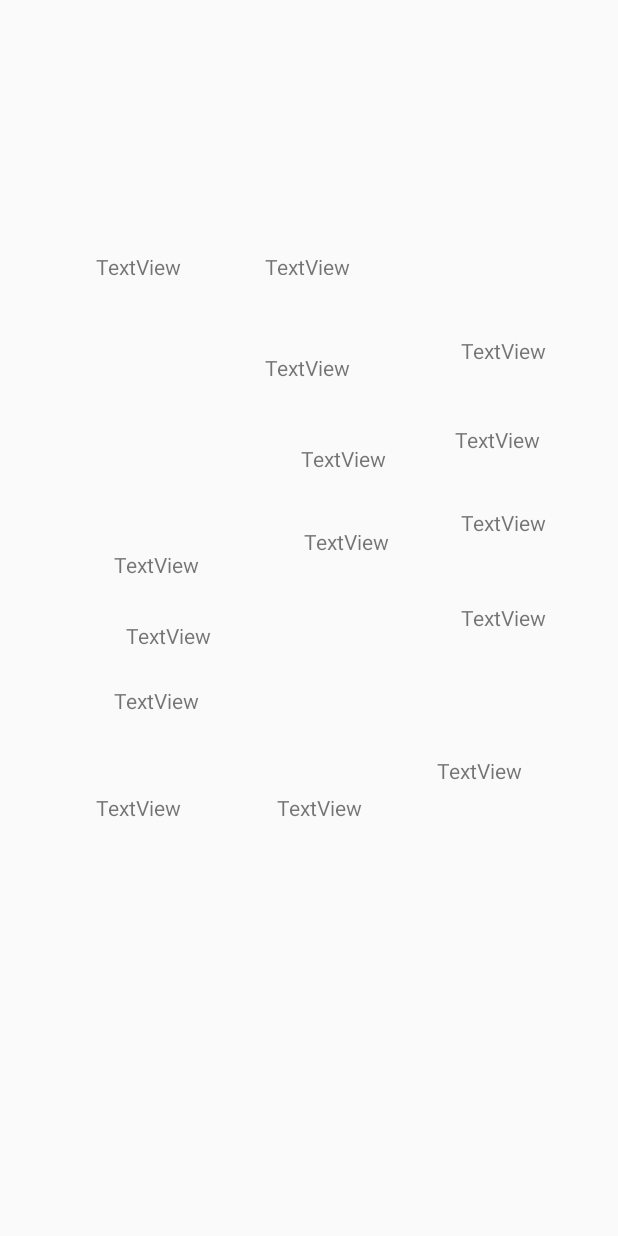
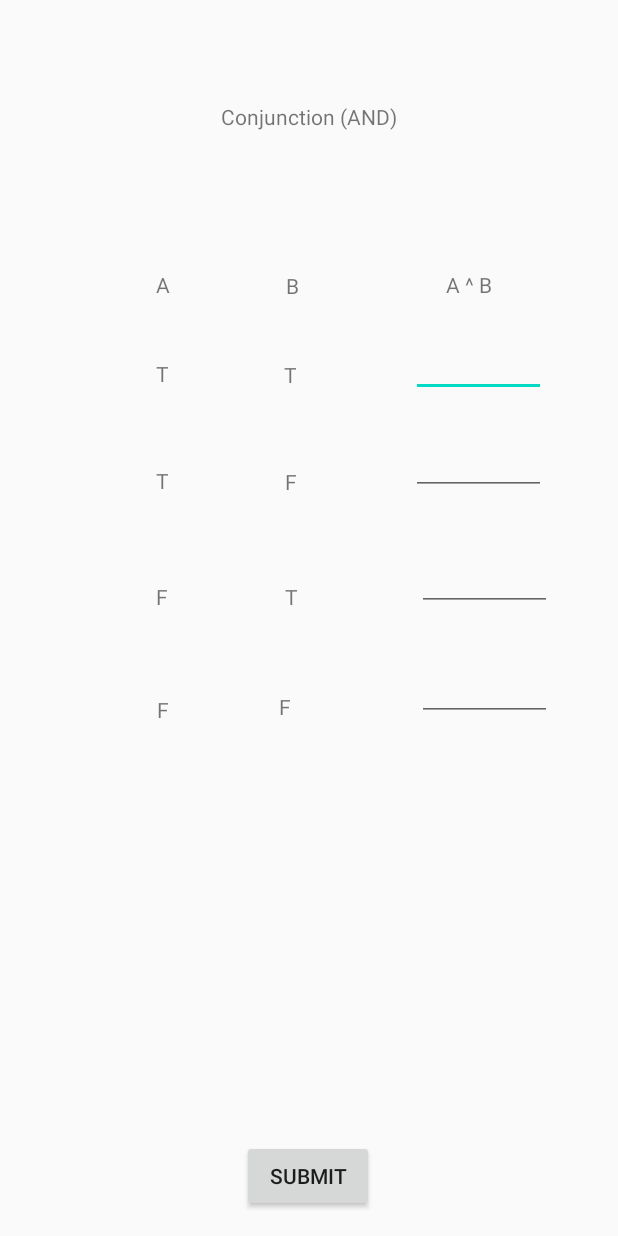
Before and after one commit to abdelmalekelmourabet/MadLevel1Task2, an Android app: the layout activity_main.xml on its own in the app's theme, with its tools: preview values and no code run, on a phone screen of 412 x 824 dp. Run offline under Robolectric (Android 15) with nearby library versions, the phone set to English and light mode, and no system bars.

Commit message:
finished App

```diff
--- a/app/build.gradle
+++ b/app/build.gradle
@@ -5,6 +5,10 @@ apply plugin: 'kotlin-android-extensions'
 android {
     compileSdkVersion 29
     buildToolsVersion "30.0.2"
+    buildFeatures {
+        viewBinding = true
+    }
+
 
     defaultConfig {
         applicationId "com.example.madlevel1task2"
--- a/app/src/main/java/com/example/madlevel1task2/MainActivity.kt
+++ b/app/src/main/java/com/example/madlevel1task2/MainActivity.kt
@@ -2,10 +2,43 @@ package com.example.madlevel1task2
 
 import androidx.appcompat.app.AppCompatActivity
 import android.os.Bundle
+import android.widget.Toast
+import com.example.madlevel1task2.databinding.ActivityMainBinding
 
 class MainActivity : AppCompatActivity() {
+
+    private lateinit var binding: ActivityMainBinding
+
     override fun onCreate(savedInstanceState: Bundle?) {
         super.onCreate(savedInstanceState)
-        setContentView(R.layout.activity_main)
+        binding = ActivityMainBinding.inflate(layoutInflater)
+        setContentView(binding.root) // Sets the activity layout resource file.
+
+        // Using the id given in the layout file you can access the component.
+        // Set an action when the user clicks on the confirm button.
+        binding.submit.setOnClickListener {
+            checkAnswer()
+        }
+    }
+
+    private fun checkAnswer() {
+        val answer1 = binding.input1.text.toString()
+        val answer2 = binding.input2.text.toString()
+        val answer3 = binding.input3.text.toString()
+        val answer4 = binding.input4.text.toString()
+
+
+        if (answer1 == getString(R.string.trueAnswer)) {
+            if (answer2 == getString(R.string.falseAnswer))
+                if (answer3 == getString(R.string.falseAnswer))
+                    if (answer4 == getString(R.string.falseAnswer)) {
+                        Toast.makeText(this, getString(R.string.correct), Toast.LENGTH_LONG).show()
+                    } else {
+                        Toast.makeText(this, getString(R.string.incorrect), Toast.LENGTH_LONG)
+                            .show()
+                    }
+        }
+
+
     }
 }
--- a/app/src/main/res/layout/activity_main.xml
+++ b/app/src/main/res/layout/activity_main.xml
@@ -8,21 +8,21 @@
 
     <TextView
         android:id="@+id/textView16"
-        android:layout_width="61dp"
-        android:layout_height="15dp"
-        android:layout_marginStart="56dp"
-        android:layout_marginTop="168dp"
-        android:text="TextView"
-        app:layout_constraintStart_toEndOf="@+id/textView17"
-        app:layout_constraintTop_toTopOf="parent" />
+        android:layout_width="wrap_content"
+        android:layout_height="wrap_content"
+        android:layout_marginTop="93dp"
+        android:layout_marginEnd="98dp"
+        android:text="@string/b"
+        app:layout_constraintEnd_toStartOf="@+id/textView18"
+        app:layout_constraintTop_toBottomOf="@+id/textView31" />
 
     <TextView
         android:id="@+id/textView17"
         android:layout_width="wrap_content"
         android:layout_height="wrap_content"
-        android:layout_marginStart="64dp"
-        android:layout_marginTop="168dp"
-        android:text="TextView"
+        android:layout_marginStart="104dp"
+        android:layout_marginTop="180dp"
+        android:text="@string/a"
         app:layout_constraintStart_toStartOf="parent"
         app:layout_constraintTop_toTopOf="parent" />
 
@@ -30,9 +30,9 @@
         android:id="@+id/textView18"
         android:layout_width="wrap_content"
         android:layout_height="wrap_content"
-        android:layout_marginTop="224dp"
-        android:layout_marginEnd="48dp"
-        android:text="TextView"
+        android:layout_marginTop="180dp"
+        android:layout_marginEnd="84dp"
+        android:text="@string/aAndB"
         app:layout_constraintEnd_toEndOf="parent"
         app:layout_constraintTop_toTopOf="parent" />
 
@@ -40,121 +40,147 @@
         android:id="@+id/textView19"
         android:layout_width="wrap_content"
         android:layout_height="wrap_content"
-        android:layout_marginStart="64dp"
-        android:layout_marginBottom="276dp"
-        android:text="TextView"
-        app:layout_constraintBottom_toBottomOf="parent"
-        app:layout_constraintStart_toStartOf="parent" />
+        android:layout_marginTop="56dp"
+        android:layout_marginEnd="73dp"
+        android:text="@string/false_"
+        app:layout_constraintEnd_toStartOf="@+id/textView20"
+        app:layout_constraintHorizontal_bias="1.0"
+        app:layout_constraintStart_toStartOf="parent"
+        app:layout_constraintTop_toBottomOf="@+id/textView24" />
 
     <TextView
         android:id="@+id/textView20"
-        android:layout_width="wrap_content"
-        android:layout_height="wrap_content"
-        android:layout_marginStart="64dp"
-        android:layout_marginBottom="276dp"
-        android:text="TextView"
-        app:layout_constraintBottom_toBottomOf="parent"
-        app:layout_constraintStart_toEndOf="@+id/textView19" />
-
-    <TextView
-        android:id="@+id/textView21"
-        android:layout_width="wrap_content"
-        android:layout_height="wrap_content"
-        android:layout_marginTop="58dp"
-        android:layout_marginEnd="64dp"
-        android:layout_marginBottom="276dp"
-        android:text="TextView"
-        app:layout_constraintBottom_toBottomOf="parent"
-        app:layout_constraintEnd_toEndOf="parent"
-        app:layout_constraintTop_toBottomOf="@+id/textView30" />
+        android:layout_width="12dp"
+        android:layout_height="23dp"
+        android:layout_marginTop="54dp"
+        android:layout_marginEnd="80dp"
+        android:text="@string/false_"
+        app:layout_constraintEnd_toStartOf="@+id/input4"
+        app:layout_constraintTop_toBottomOf="@+id/textView23" />
 
     <TextView
         android:id="@+id/textView22"
         android:layout_width="wrap_content"
         android:layout_height="wrap_content"
-        android:layout_marginStart="76dp"
-        android:layout_marginBottom="28dp"
-        android:text="TextView"
-        app:layout_constraintBottom_toTopOf="@+id/textView23"
-        app:layout_constraintStart_toStartOf="parent" />
+        android:layout_marginStart="104dp"
+        android:layout_marginTop="40dp"
+        android:text="@string/true_"
+        app:layout_constraintStart_toStartOf="parent"
+        app:layout_constraintTop_toBottomOf="@+id/textView17" />
 
     <TextView
         android:id="@+id/textView23"
         android:layout_width="wrap_content"
         android:layout_height="wrap_content"
-        android:layout_marginStart="84dp"
-        android:layout_marginBottom="24dp"
-        android:text="TextView"
-        app:layout_constraintBottom_toTopOf="@+id/textView24"
-        app:layout_constraintStart_toStartOf="parent" />
+        android:layout_marginTop="57dp"
+        android:layout_marginEnd="79dp"
+        android:text="@string/true_"
+        app:layout_constraintEnd_toStartOf="@+id/input3"
+        app:layout_constraintTop_toBottomOf="@+id/textView26" />
 
     <TextView
         android:id="@+id/textView24"
         android:layout_width="wrap_content"
         android:layout_height="wrap_content"
-        android:layout_marginStart="76dp"
-        android:layout_marginBottom="52dp"
-        android:text="TextView"
-        app:layout_constraintBottom_toTopOf="@+id/textView19"
-        app:layout_constraintStart_toStartOf="parent" />
+        android:layout_marginStart="104dp"
+        android:layout_marginTop="58dp"
+        android:text="@string/false_"
+        app:layout_constraintStart_toStartOf="parent"
+        app:layout_constraintTop_toBottomOf="@+id/textView27" />
 
     <TextView
         android:id="@+id/textView25"
         android:layout_width="wrap_content"
         android:layout_height="wrap_content"
-        android:layout_marginStart="44dp"
-        android:layout_marginTop="52dp"
-        android:text="TextView"
-        app:layout_constraintStart_toEndOf="@+id/textView22"
+        android:layout_marginTop="40dp"
+        android:layout_marginEnd="76dp"
+        android:text="@string/true_"
+        app:layout_constraintEnd_toStartOf="@+id/input1"
         app:layout_constraintTop_toBottomOf="@+id/textView16" />
 
     <TextView
         android:id="@+id/textView26"
         android:layout_width="wrap_content"
         android:layout_height="wrap_content"
-        android:layout_marginTop="41dp"
-        android:layout_marginEnd="50dp"
-        android:text="TextView"
-        app:layout_constraintEnd_toStartOf="@+id/textView29"
+        android:layout_marginTop="52dp"
+        android:layout_marginEnd="76dp"
+        android:text="@string/false_"
+        app:layout_constraintEnd_toStartOf="@+id/input2"
         app:layout_constraintTop_toBottomOf="@+id/textView25" />
 
     <TextView
         android:id="@+id/textView27"
         android:layout_width="wrap_content"
         android:layout_height="wrap_content"
-        android:layout_marginTop="36dp"
-        android:layout_marginEnd="48dp"
-        android:text="TextView"
-        app:layout_constraintEnd_toStartOf="@+id/textView30"
-        app:layout_constraintTop_toBottomOf="@+id/textView26" />
+        android:layout_marginStart="104dp"
+        android:layout_marginTop="52dp"
+        android:text="@string/true_"
+        app:layout_constraintStart_toStartOf="parent"
+        app:layout_constraintTop_toBottomOf="@+id/textView22" />
 
     <TextView
-        android:id="@+id/textView28"
+        android:id="@+id/textView31"
         android:layout_width="wrap_content"
         android:layout_height="wrap_content"
-        android:layout_marginTop="40dp"
-        android:layout_marginEnd="52dp"
-        android:text="TextView"
+        android:layout_marginTop="68dp"
+        android:text="@string/header"
+        app:layout_constraintEnd_toEndOf="parent"
+        app:layout_constraintStart_toStartOf="parent"
+        app:layout_constraintTop_toTopOf="parent" />
+
+    <EditText
+        android:id="@+id/input1"
+        android:layout_width="90dp"
+        android:layout_height="wrap_content"
+        android:layout_marginTop="20dp"
+        android:layout_marginEnd="48dp"
+        android:ems="10"
+        android:inputType="textPersonName"
         app:layout_constraintEnd_toEndOf="parent"
         app:layout_constraintTop_toBottomOf="@+id/textView18" />
 
-    <TextView
-        android:id="@+id/textView29"
+    <EditText
+        android:id="@+id/input2"
+        android:layout_width="90dp"
+        android:layout_height="wrap_content"
+        android:layout_marginTop="20dp"
+        android:layout_marginEnd="48dp"
+        android:ems="10"
+        android:inputType="textPersonName"
+        app:layout_constraintEnd_toEndOf="parent"
+        app:layout_constraintTop_toBottomOf="@+id/input1" />
+
+    <EditText
+        android:id="@+id/input3"
+        android:layout_width="90dp"
+        android:layout_height="wrap_content"
+        android:layout_marginTop="32dp"
+        android:layout_marginEnd="44dp"
+        android:ems="10"
+        android:inputType="textPersonName"
+        app:layout_constraintEnd_toEndOf="parent"
+        app:layout_constraintTop_toBottomOf="@+id/input2" />
+
+    <EditText
+        android:id="@+id/input4"
+        android:layout_width="90dp"
+        android:layout_height="wrap_content"
+        android:layout_marginTop="28dp"
+        android:layout_marginEnd="44dp"
+        android:ems="10"
+        android:inputType="textPersonName"
+        app:layout_constraintEnd_toEndOf="parent"
+        app:layout_constraintTop_toBottomOf="@+id/input3" />
+
+    <Button
+        android:id="@+id/submit"
         android:layout_width="wrap_content"
         android:layout_height="wrap_content"
-        android:layout_marginTop="36dp"
-        android:layout_marginEnd="48dp"
-        android:text="TextView"
+        android:layout_marginBottom="16dp"
+        android:text="@string/submitBtn"
+        app:layout_constraintBottom_toBottomOf="parent"
         app:layout_constraintEnd_toEndOf="parent"
-        app:layout_constraintTop_toBottomOf="@+id/textView28" />
+        app:layout_constraintHorizontal_bias="0.498"
+        app:layout_constraintStart_toStartOf="parent" />
 
-    <TextView
-        android:id="@+id/textView30"
-        android:layout_width="wrap_content"
-        android:layout_height="wrap_content"
-        android:layout_marginTop="44dp"
-        android:layout_marginEnd="48dp"
-        android:text="TextView"
-        app:layout_constraintEnd_toEndOf="parent"
-        app:layout_constraintTop_toBottomOf="@+id/textView29" />
 </androidx.constraintlayout.widget.ConstraintLayout>
--- a/app/src/main/res/values/strings.xml
+++ b/app/src/main/res/values/strings.xml
@@ -1,3 +1,14 @@
 <resources>
     <string name="app_name">MadLevel1Task2</string>
+    <string name="a">A</string>
+    <string name="b">B</string>
+    <string name="aAndB">A ^ B</string>
+    <string name="true_">T</string>
+    <string name="false_">F</string>
+    <string name="header">Conjunction (AND)</string>
+    <string name="submitBtn">Submit</string>
+    <string name="trueAnswer">t</string>
+    <string name="falseAnswer">f</string>
+    <string name="correct">Correct!</string>
+    <string name="incorrect">Incorrect</string>
 </resources>
```
